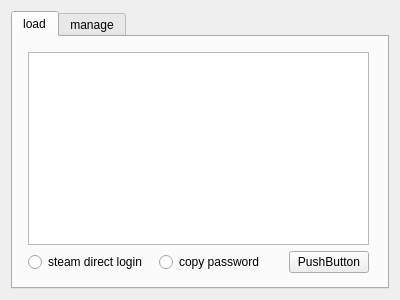
Old version of the form ui.ui in the repository bjomar/accsaverV2.
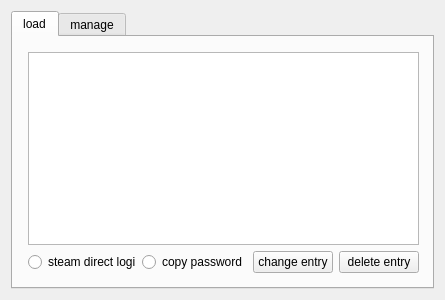
New version of the form. The open tabs and pages were chosen to show the change.

Commit message:
added change entry and delete entry, fixes
added possibility to change/modify existing entrys
added possibility to delete existing entrys properly

fixed weird behaviour when adding accounts

Patch:
```diff
--- a/ui.ui
+++ b/ui.ui
@@ -6,7 +6,7 @@
    <rect>
     <x>0</x>
     <y>0</y>
-    <width>400</width>
+    <width>445</width>
     <height>300</height>
    </rect>
   </property>
@@ -30,7 +30,7 @@
           <rect>
            <x>10</x>
            <y>10</y>
-           <width>351</width>
+           <width>401</width>
            <height>231</height>
           </rect>
          </property>
@@ -69,7 +69,7 @@
              <cursorShape>WaitCursor</cursorShape>
             </property>
             <property name="text">
-             <string>PushButton</string>
+             <string>change entry</string>
             </property>
             <property name="autoDefault">
              <bool>false</bool>
@@ -82,9 +82,6 @@
             </property>
            </widget>
           </item>
-          <item row="0" column="0" colspan="3">
-           <widget class="QListWidget" name="account_list"/>
-          </item>
           <item row="1" column="1">
            <widget class="QRadioButton" name="rbutton_cpy_pw">
             <property name="text">
@@ -92,6 +89,25 @@
             </property>
            </widget>
           </item>
+          <item row="1" column="3">
+           <widget class="QPushButton" name="btn_delete_entry">
+            <property name="sizePolicy">
+             <sizepolicy hsizetype="Fixed" vsizetype="Fixed">
+              <horstretch>0</horstretch>
+              <verstretch>0</verstretch>
+             </sizepolicy>
+            </property>
+            <property name="cursor">
+             <cursorShape>PointingHandCursor</cursorShape>
+            </property>
+            <property name="text">
+             <string>delete entry</string>
+            </property>
+           </widget>
+          </item>
+          <item row="0" column="0" colspan="4">
+           <widget class="QListWidget" name="account_list"/>
+          </item>
          </layout>
         </widget>
        </widget>
```
Left out of the diff: 6 changed lines with no effect on the pictures. The commit also changes 8 other files.
